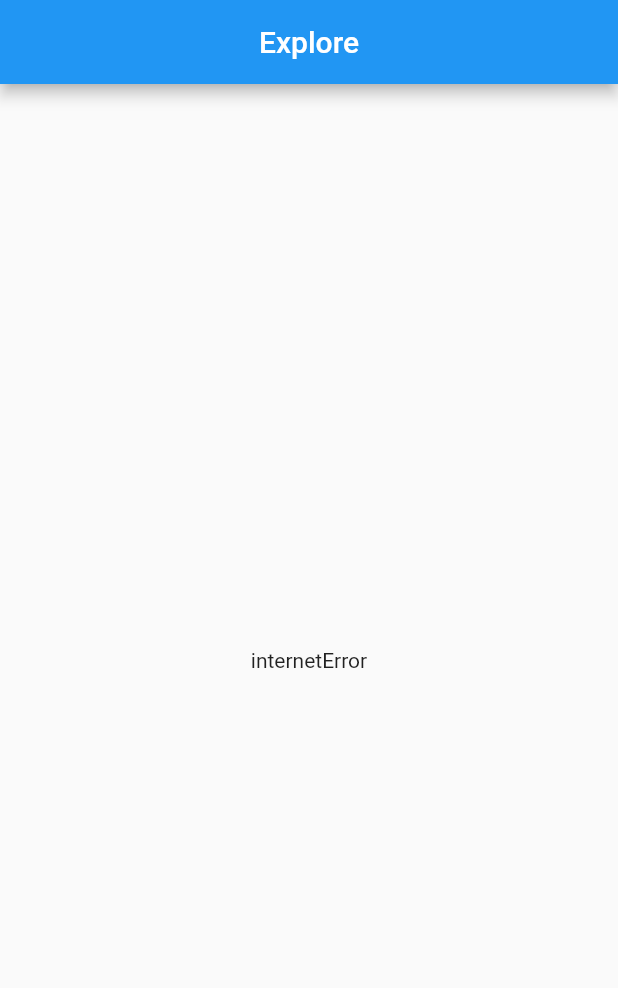
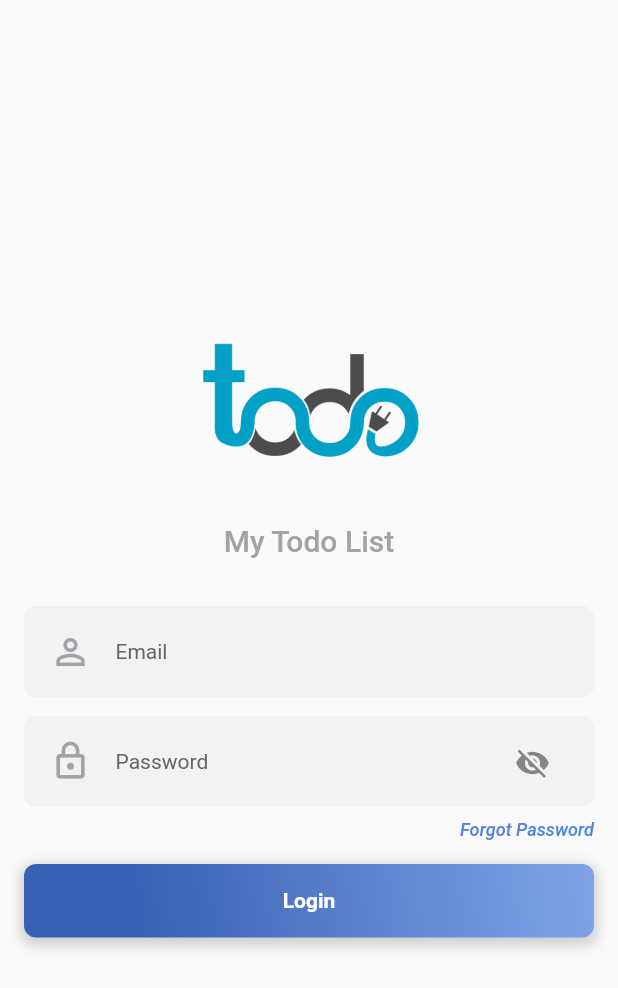
Before and after one commit to hardizulhardiyanto/news_todo_flutter_cleanarch, a Flutter app: the screen it shows after launch, on a phone screen of 412 x 824 dp. Shown: the top 988 px of the screen. Run offline on Flutter 3.47's test engine with Material 2 defaults, Android fonts, the phone set to English and light mode, and no system bars; our stand-ins replace dio, equatable, flutter_spinkit, fluttertoast, get, get_it and 3 more; Roboto replaces fonts that are missing (Rubik).

Commit message:
added post login controller

```diff
--- a/lib/app.dart
+++ b/lib/app.dart
@@ -1,7 +1,7 @@
 import 'package:flutter/cupertino.dart';
 import 'package:flutter/material.dart';
 import 'package:get/get.dart';
-import 'src/component/index.dart';
+import 'package:todo_app/src/configure/routes.dart';
 
 class App extends StatefulWidget {
   const App({Key? key}) : super(key: key);
@@ -21,14 +21,14 @@ class _AppState extends State<App> {
       },
       child: GetMaterialApp(
         key: _navigatorKey,
-        title: 'Todo App Hardy',
+        title: 'Todo App',
         debugShowCheckedModeBanner: false,
         theme: ThemeData(
           primarySwatch: Colors.blue,
         ),
-        initialRoute: routeSplashScreen,
+        // initialRoute: routeSplashScreen,
         // todo development page
-        // initialRoute: router.routeAppointmentDoctor,
+        initialRoute: routeLogin,
         onGenerateRoute: generateRoute,
       ),
     );
--- a/lib/injector_repo/injector_login.dart
+++ b/lib/injector_repo/injector_login.dart
@@ -1,4 +1,5 @@
 import 'package:get_it/get_it.dart';
+import 'package:todo_app/src/core/api_todolist.dart';
 import 'package:todo_app/src/features/login/data/data_source/get_login_local_data_source.dart';
 import 'package:todo_app/src/features/login/data/data_source/get_login_remote_data_source.dart';
 
@@ -23,4 +24,7 @@ Future<void> injectorLogin() async {
   sl.registerLazySingleton<GetLoginLocalDataSource>(
           () => GetLoginLocalDataSourceImpl(localStorage: sl())
   );
+
+  //Core
+  sl.registerLazySingleton<ApiTodoList>(() => ApiTodoList());
 }
--- /dev/null
+++ b/lib/src/component/bounce_button.dart
@@ -0,0 +1,126 @@
+import 'package:flutter/material.dart';
+
+class BaseBounceButton extends StatefulWidget {
+  Function? onTapProps;
+  String? titleBtn;
+  String? btnImg;
+  Gradient? gradientColor;
+  Color? colorProps;
+  Color? textColors;
+  double? widthBtn;
+
+  BaseBounceButton({
+    super.key,
+    this.onTapProps,
+    this.titleBtn,
+    this.btnImg,
+    this.gradientColor,
+    this.colorProps,
+    this.textColors,
+    this.widthBtn
+  });
+
+  @override
+  State<BaseBounceButton> createState() => _BaseBounceButtonState();
+}
+
+class _BaseBounceButtonState extends State<BaseBounceButton> with SingleTickerProviderStateMixin {
+  late double _scale;
+  late AnimationController _controller;
+
+  @override
+  void initState() {
+    // TODO: implement initState
+    super.initState();
+    _controller = AnimationController(
+      vsync: this,
+      duration: const Duration(
+        milliseconds: 250,
+      ),
+      lowerBound: 0.0,
+      upperBound: 0.2,
+    )
+      ..addListener(() {
+        setState(() {});
+      });
+  }
+
+  @override
+  void dispose() {
+    _controller.dispose();
+    super.dispose();
+  }
+
+  @override
+  Widget build(BuildContext context) {
+    _scale = 1 - _controller.value;
+    var titleText = widget.titleBtn ?? 'Button';
+    return Column(
+      mainAxisAlignment: MainAxisAlignment.center,
+      children: <Widget>[
+        Center(
+          child: GestureDetector(
+            onTapDown: _onTapDown,
+            onTapUp: _onTapUp,
+            onTap: widget.onTapProps as void Function()?,
+            child: Transform.scale(
+              scale: _scale,
+              // child: _animatedButtonUI,
+              child: Container(
+                decoration: widget.gradientColor != null
+                    ? BoxDecoration(
+                  gradient: widget.gradientColor,
+                  borderRadius: BorderRadius.circular(8),
+                  boxShadow: [
+                    BoxShadow(
+                      color: Colors.grey.withOpacity(0.5),
+                      spreadRadius: 2,
+                      blurRadius: 7,
+                      offset: const Offset(0, 3), // changes position of shadow
+                    ),
+                  ],
+                )
+                    : BoxDecoration(
+                  color: widget.colorProps ?? Colors.blue[800],
+                  borderRadius: BorderRadius.circular(8),
+                  boxShadow: [
+                    BoxShadow(
+                      color: Colors.grey.withOpacity(0.5),
+                      spreadRadius: 2,
+                      blurRadius: 7,
+                      offset: const Offset(0, 3), // changes position of shadow
+                    ),
+                  ],
+                ),
+                height: 49,
+                width: widget.widthBtn ?? widget.widthBtn,
+                alignment: Alignment.center,
+                child: widget.btnImg != null
+                    ? Image.asset(
+                  widget.btnImg!,
+                  height: 20,
+                )
+                    : Text(titleText,
+                  textAlign: TextAlign.center,
+                  style: TextStyle(
+                      fontSize: 14.0,
+                      color: widget.textColors ?? Colors.white,
+                      fontWeight: FontWeight.w600),
+                ),
+
+              ),
+            ),
+          ),
+        ),
+      ],
+    );
+  }
+
+  void _onTapDown(TapDownDetails details) {
+    _controller.forward();
+  }
+
+  void _onTapUp(TapUpDetails details) {
+    _controller.reverse();
+  }
+}
--- a/lib/src/component/index.dart
+++ b/lib/src/component/index.dart
@@ -1,2 +1,3 @@
-export 'routes.dart';
 export 'splash_screen.dart';
+export 'bounce_button.dart';
+export 'show_toast.dart';
--- /dev/null
+++ b/lib/src/component/show_toast.dart
@@ -0,0 +1,16 @@
+import 'package:flutter/material.dart';
+import 'package:fluttertoast/fluttertoast.dart';
+
+class ShowToast {
+  static void toast({required String? message}) {
+    Future.delayed(Duration.zero, () {
+      Fluttertoast.showToast(
+          msg: message ?? '',
+          gravity: ToastGravity.BOTTOM,
+          timeInSecForIosWeb: 1,
+          backgroundColor: Colors.black54,
+          textColor: Colors.white,
+          fontSize: 14.0);
+    });
+  }
+}
--- a/lib/src/component/splash_screen.dart
+++ b/lib/src/component/splash_screen.dart
@@ -1,6 +1,6 @@
 import 'package:flutter_spinkit/flutter_spinkit.dart';
 import 'package:flutter/material.dart';
-import 'package:todo_app/src/component/index.dart';
+import '../configure/routes.dart';
 import '../widget_utilities/index.dart';
 
 class SplashScreen extends StatefulWidget {
@@ -86,6 +86,6 @@ class _SplashScreenState extends State<SplashScreen> {
   startTime() async {
     await Future.delayed(const Duration(milliseconds: 2000));
     //todo initials route
-    Navigator.of(context).pushNamedAndRemoveUntil(routeNewsList, (Route<dynamic> route) => false);
+    Navigator.of(context).pushNamedAndRemoveUntil(routeLogin, (Route<dynamic> route) => false);
   }
 }
--- a/lib/src/component/routes.dart
+++ b/lib/src/configure/routes.dart
@@ -1,12 +1,14 @@
 import 'package:flutter/cupertino.dart';
 import 'package:page_transition/page_transition.dart';
+import 'package:todo_app/src/features/login/presentation/pages/login.dart';
 
 import '../features/news/presentation/pages/news_screen.dart';
-import 'index.dart';
+import '../component/index.dart';
 
 // route list
 const routeSplashScreen = "/splashscreen";
 const routeNewsList = "/listnews";
+const routeLogin = "/login";
 
 Route<dynamic>? generateRoute (RouteSettings settings) {
   switch (settings.name){
@@ -22,6 +24,12 @@ Route<dynamic>? generateRoute (RouteSettings settings) {
           type: PageTransitionType.fade,
           duration: const Duration(milliseconds: 1000)
       );
+    case routeLogin:
+      return PageTransition(
+          child: const LoginPages(),
+          type: PageTransitionType.fade,
+          duration: const Duration(milliseconds: 1000)
+      );
 
     default:
       return null;
--- a/lib/src/features/login/presentation/manager/login_controller.dart
+++ b/lib/src/features/login/presentation/manager/login_controller.dart
@@ -13,16 +13,27 @@ class LoginController extends GetxController {
 
   ResponseClassify<LoginEntityResponse> get loginResult => _loginResult;
 
-  @override
-  void onInit() async {
+  Future<void> postLogin(LoginModelRequest request) async {
     _loginResult = ResponseClassify.loading();
     update();
     try {
-      _loginResult = ResponseClassify.completed( await getLoginUseCases.call(LoginModelRequest()));
+      _loginResult = ResponseClassify.completed( await getLoginUseCases.call(request));
     } catch (e) {
-      _loginResult = ResponseClassify.error(e.toString());
+    _loginResult = ResponseClassify.error(e.toString());
     }
     update();
+  }
+
+  @override
+  void onInit() async {
+    // _loginResult = ResponseClassify.loading();
+    // update();
+    // try {
+    //   _loginResult = ResponseClassify.completed( await getLoginUseCases.call(LoginModelRequest()));
+    // } catch (e) {
+    //   _loginResult = ResponseClassify.error(e.toString());
+    // }
+    // update();
     super.onInit();
   }
 }
--- a/lib/src/features/login/presentation/pages/login.dart
+++ b/lib/src/features/login/presentation/pages/login.dart
@@ -0,0 +1,21 @@
+import 'package:flutter/material.dart';
+import 'package:todo_app/src/features/login/presentation/pages/login_form.dart';
+
+class LoginPages extends StatefulWidget {
+  const LoginPages({Key? key}) : super(key: key);
+
+  @override
+  State<LoginPages> createState() => _LoginPagesState();
+}
+
+class _LoginPagesState extends State<LoginPages> {
+  final GlobalKey<ScaffoldState> scaffoldKey = GlobalKey<ScaffoldState>();
+
+  @override
+  Widget build(BuildContext context) {
+    return Scaffold(
+      key: scaffoldKey,
+      body: LoginForm(),
+    );
+  }
+}
--- /dev/null
+++ b/lib/src/features/login/presentation/pages/login_form.dart
@@ -0,0 +1,264 @@
+import 'package:flutter/material.dart';
+import 'package:get/get.dart';
+import 'package:todo_app/src/features/login/data/models/request/login_model_request.dart';
+import 'package:todo_app/src/features/login/presentation/manager/login_controller.dart';
+
+import '../../../../../injector.dart';
+import '../../../../component/index.dart';
+import '../../../../widget_utilities/index.dart';
+
+class LoginForm extends StatefulWidget {
+  const LoginForm({Key? key}) : super(key: key);
+
+  @override
+  State<LoginForm>createState() => _LoginFormState();
+}
+
+class _LoginFormState extends State<LoginForm> {
+  final emailController = TextEditingController();
+  final passwordController = TextEditingController();
+  final FocusNode fnEmail = FocusNode();
+  final FocusNode fnPassword = FocusNode();
+  bool isSubmitLogin = false;
+  bool isFieldInvalid = false;
+  bool _passwordVisible = false;
+
+  final LoginController controller = Get.put(LoginController(getLoginUseCases: sl()));
+
+
+  @override
+  Widget build(BuildContext context) {
+    return loginForm();
+  }
+
+  Widget loginForm(){
+    return Container(
+      margin: const EdgeInsets.symmetric(horizontal: 16),
+      child: Center(
+        child: Column(
+          mainAxisAlignment: MainAxisAlignment.center,
+          children: <Widget>[
+            Image.asset(
+              "assets/images/todo_logo.png",
+              width: 150,
+              height: 150,
+              fit: BoxFit.cover,
+            ),
+            Align(
+              alignment: Alignment.bottomCenter,
+              child: Container(
+                  margin: const EdgeInsets.only(bottom: 16),
+                  child: const Text(
+                    "My Todo List",
+                    style: text20RubikW500Grey,
+                  )),
+            ),
+            AppDimens.verticalSpace16,
+            Column(
+              crossAxisAlignment: CrossAxisAlignment.center,
+              children: <Widget>[
+                Container(
+                  width: double.infinity,
+                  height: 61,
+                  decoration: BoxDecoration(
+                    borderRadius: BorderRadius.circular(8),
+                    color: grey_two,
+                    border: Border.all(
+                      color: (isSubmitLogin &&
+                          emailController.text.isEmpty) ||
+                          isFieldInvalid
+                          ? red
+                          : Colors.transparent,
+                      width: 1.0,
+                    ),
+                  ),
+                  child: Row(
+                    children: <Widget>[
+                      AppDimens.horizontalSpace16,
+                      Icon(
+                        Icons.person_outline,
+                        size: 28,
+                        color: emailController.text.isEmpty
+                            ? grey
+                            : blueCore,
+                      ),
+                      Expanded(
+                        child: Padding(
+                          padding: const EdgeInsets.only(bottom: 6),
+                          child: AutofillGroup(
+                            child: ListTile(
+                              title: TextField(
+                                cursorColor: blueCore,
+                                controller: emailController,
+                                onSubmitted: (String str) {
+                                  fnEmail.unfocus();
+                                  FocusScope.of(context)
+                                      .requestFocus(fnPassword);
+                                },
+                                decoration: const InputDecoration(
+                                  border: InputBorder.none,
+                                  labelText: "Email",
+                                  labelStyle: text14RubikNormalBlack80,
+                                ),
+                                // focusNode: fnEmail,
+                                keyboardType: TextInputType.text,
+                                textInputAction: TextInputAction.next,
+                              ),
+                            ),
+                          ),
+                        ),
+                      ),
+                    ],
+                  ),
+                ),
+                AppDimens.verticalSpace4,
+                Padding(
+                  padding: const EdgeInsets.symmetric(horizontal: 16),
+                  child: Container(),
+                ),
+              ],
+            ),
+            AppDimens.verticalSpace8,
+            Column(
+              crossAxisAlignment: CrossAxisAlignment.center,
+              children: <Widget>[
+                Container(
+                  width: double.infinity,
+                  height: 61,
+                  decoration: BoxDecoration(
+                    borderRadius: BorderRadius.circular(8),
+                    color: grey_two,
+                    border: Border.all(
+                      color: (isSubmitLogin &&
+                          passwordController.text.isEmpty) ||
+                          isFieldInvalid
+                          ? red
+                          : Colors.transparent,
+                      width: 1.0,
+                    ),
+                  ),
+                  child: Row(
+                    children: <Widget>[
+                      AppDimens.horizontalSpace16,
+                      Icon(
+                        Icons.lock_outline,
+                        size: 28,
+                        color: passwordController.text.isEmpty
+                            ? grey
+                            : blueCore,
+                      ),
+                      Expanded(
+                        child: Padding(
+                          padding: const EdgeInsets.only(bottom: 6),
+                          child: AutofillGroup(
+                            child: ListTile(
+                              title: TextField(
+                                cursorColor: blueCore,
+                                controller: passwordController,
+                                onSubmitted: (String str) {
+                                  fnPassword.unfocus();
+                                  FocusScope.of(context)
+                                      .requestFocus(fnEmail);
+                                },
+                                decoration: InputDecoration(
+                                    border: InputBorder.none,
+                                    labelText: "Password",
+                                    labelStyle: text14RubikNormalBlack80,
+                                    suffixIcon: IconButton(
+                                      icon: Icon(!_passwordVisible
+                                          ? Icons.visibility_off
+                                          : Icons.visibility),
+                                      onPressed: () {
+                                        setState(() {
+                                          _passwordVisible =
+                                          !_passwordVisible;
+                                        });
+                                      },
+                                    )),
+                                keyboardType: TextInputType.text,
+                                textInputAction: TextInputAction.next,
+                                obscureText: !_passwordVisible,
+                              ),
+                            ),
+                          ),
+                        ),
+                      ),
+                    ],
+                  ),
+                ),
+                AppDimens.verticalSpace4,
+                Padding(
+                  padding: const EdgeInsets.symmetric(horizontal: 16),
+                  child: Container(),
+                ),
+              ],
+            ),
+            AppDimens.verticalSpace4,
+            Row(
+              mainAxisAlignment: MainAxisAlignment.end,
+              children: <Widget>[
+                InkWell(
+                  onTap: () {
+                    // Navigator.of(context).pushNamed(routeForgotPassword);
+                  },
+                  child: const Text(
+                    'Forgot Password',
+                    style: TextStyle(
+                      fontSize: 12,
+                      fontWeight: FontWeight.w500,
+                      fontStyle: FontStyle.italic,
+                      color: blue,
+                    ),
+                  ),
+                ),
+              ],
+            ),
+            AppDimens.verticalSpace16,
+            BaseBounceButton(
+                titleBtn: 'Login',
+                gradientColor: gradientBlue,
+                onTapProps: () {
+                  sendLogin();
+                }),
+            // _keyboardShow && getSizeScreen(context).name == "lg" || getSizeScreen(context).name == "xl" ? Container(height: MediaQuery.of(context).size.height * 1) : Container()
+          ],
+        ),
+      ),
+    );
+  }
+
+  String? validateEmail(String? value) {
+    String pattern =
+        r"^[a-zA-Z0-9.!#$%&'*+/=?^_`{|}~-]+@[a-zA-Z0-9](?:[a-zA-Z0-9-]"
+        r"{0,253}[a-zA-Z0-9])?(?:\.[a-zA-Z0-9](?:[a-zA-Z0-9-]"
+        r"{0,253}[a-zA-Z0-9])?)*$";
+    RegExp regex = RegExp(pattern);
+    if (value == null || value.isEmpty || !regex.hasMatch(value)) {
+      return 'Enter a valid email address';
+    } else {
+      return null;
+    }
+  }
+
+  void sendLogin(){
+    setState(() {
+      isSubmitLogin = true;
+    });
+    String message = "All Field Required";
+    // todo setelah develop dibuka
+    if (emailController.text.isNotEmpty && passwordController.text.isNotEmpty){
+      if (validateEmail(emailController.text) == null) {
+          LoginModelRequest loginRequest = LoginModelRequest.fromJson({
+          'email': emailController.text,
+          'password': passwordController.text
+          });
+          controller.postLogin(loginRequest);
+      } else {
+        message = validateEmail(emailController.text)!;
+        ShowToast.toast(message: message);
+      }
+    } else {
+      ShowToast.toast(message: message);
+    }
+  }
+}
--- a/pubspec.yaml
+++ b/pubspec.yaml
@@ -21,6 +21,7 @@ dependencies:
   get_storage: ^2.0.3
   flutter_spinkit: ^5.1.0
   page_transition: ^2.0.9
+  fluttertoast: ^8.0.9
 
 dev_dependencies:
   flutter_test:
```
Also changed, not shown: pubspec.lock.
